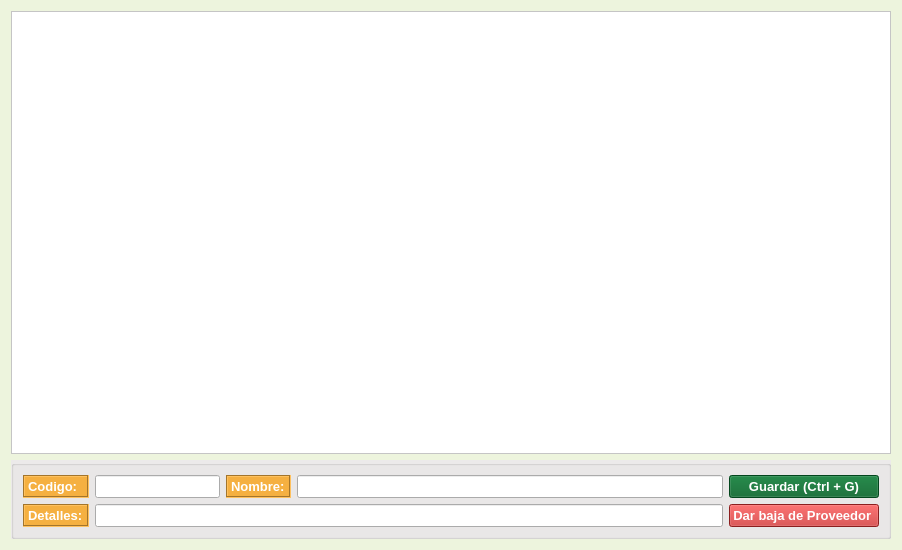
This is gui/listas/listaProveedores.ui in shae-ra/sindicato as Qt 5 draws it before an edit. The edited form follows.
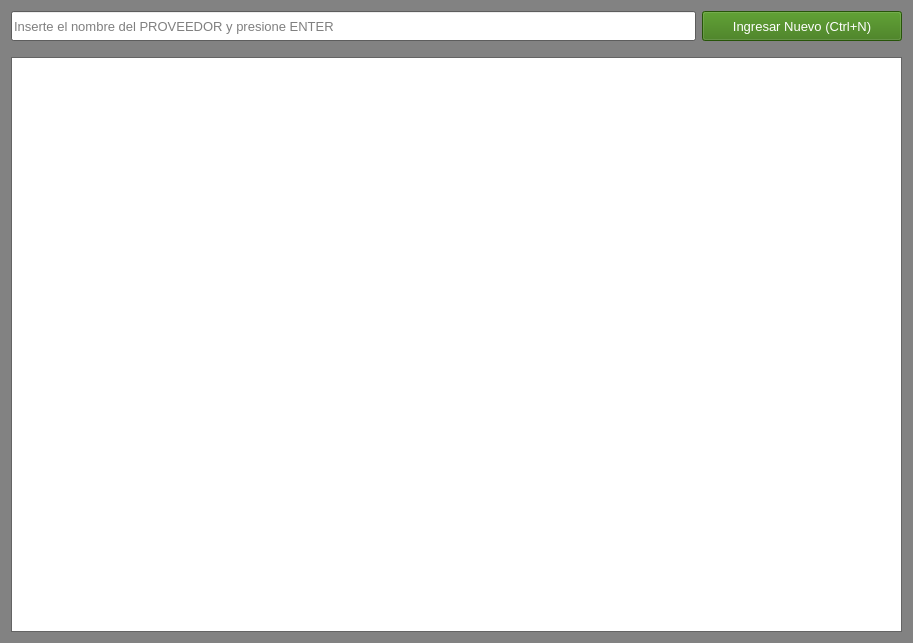
This is the edited form. Icons and pictures are not drawn.

```diff
--- a/gui/listas/listaProveedores.ui
+++ b/gui/listas/listaProveedores.ui
@@ -6,8 +6,8 @@
    <rect>
     <x>0</x>
     <y>0</y>
-    <width>902</width>
-    <height>550</height>
+    <width>913</width>
+    <height>643</height>
    </rect>
   </property>
   <property name="palette">
@@ -25,45 +25,45 @@
      <colorrole role="Button">
       <brush brushstyle="SolidPattern">
        <color alpha="255">
-        <red>237</red>
-        <green>244</green>
-        <blue>221</blue>
+        <red>130</red>
+        <green>130</green>
+        <blue>130</blue>
        </color>
       </brush>
      </colorrole>
      <colorrole role="Light">
       <brush brushstyle="SolidPattern">
        <color alpha="255">
-        <red>255</red>
-        <green>255</green>
-        <blue>255</blue>
+        <red>195</red>
+        <green>195</green>
+        <blue>195</blue>
        </color>
       </brush>
      </colorrole>
      <colorrole role="Midlight">
       <brush brushstyle="SolidPattern">
        <color alpha="255">
-        <red>246</red>
-        <green>249</green>
-        <blue>238</blue>
+        <red>162</red>
+        <green>162</green>
+        <blue>162</blue>
        </color>
       </brush>
      </colorrole>
      <colorrole role="Dark">
       <brush brushstyle="SolidPattern">
        <color alpha="255">
-        <red>118</red>
-        <green>122</green>
-        <blue>110</blue>
+        <red>65</red>
+        <green>65</green>
+        <blue>65</blue>
        </color>
       </brush>
      </colorrole>
      <colorrole role="Mid">
       <brush brushstyle="SolidPattern">
        <color alpha="255">
-        <red>158</red>
-        <green>163</green>
-        <blue>147</blue>
+        <red>87</red>
+        <green>87</green>
+        <blue>87</blue>
        </color>
       </brush>
      </colorrole>
@@ -106,9 +106,9 @@
      <colorrole role="Window">
       <brush brushstyle="SolidPattern">
        <color alpha="255">
-        <red>237</red>
-        <green>244</green>
-        <blue>221</blue>
+        <red>130</red>
+        <green>130</green>
+        <blue>130</blue>
        </color>
       </brush>
      </colorrole>
@@ -124,9 +124,9 @@
      <colorrole role="AlternateBase">
       <brush brushstyle="SolidPattern">
        <color alpha="255">
-        <red>246</red>
-        <green>249</green>
-        <blue>238</blue>
+        <red>192</red>
+        <green>192</green>
+        <blue>192</blue>
        </color>
       </brush>
      </colorrole>
@@ -162,45 +162,45 @@
      <colorrole role="Button">
       <brush brushstyle="SolidPattern">
        <color alpha="255">
-        <red>237</red>
-        <green>244</green>
-        <blue>221</blue>
+        <red>130</red>
+        <green>130</green>
+        <blue>130</blue>
        </color>
       </brush>
      </colorrole>
      <colorrole role="Light">
       <brush brushstyle="SolidPattern">
        <color alpha="255">
-        <red>255</red>
-        <green>255</green>
-        <blue>255</blue>
+        <red>195</red>
+        <green>195</green>
+        <blue>195</blue>
        </color>
       </brush>
      </colorrole>
      <colorrole role="Midlight">
       <brush brushstyle="SolidPattern">
        <color alpha="255">
-        <red>246</red>
-        <green>249</green>
-        <blue>238</blue>
+        <red>162</red>
+        <green>162</green>
+        <blue>162</blue>
        </color>
       </brush>
      </colorrole>
      <colorrole role="Dark">
       <brush brushstyle="SolidPattern">
        <color alpha="255">
-        <red>118</red>
-        <green>122</green>
-        <blue>110</blue>
+        <red>65</red>
+        <green>65</green>
+        <blue>65</blue>
        </color>
       </brush>
      </colorrole>
      <colorrole role="Mid">
       <brush brushstyle="SolidPattern">
        <color alpha="255">
-        <red>158</red>
-        <green>163</green>
-        <blue>147</blue>
+        <red>87</red>
+        <green>87</green>
+        <blue>87</blue>
        </color>
       </brush>
      </colorrole>
@@ -243,9 +243,9 @@
      <colorrole role="Window">
       <brush brushstyle="SolidPattern">
        <color alpha="255">
-        <red>237</red>
-        <green>244</green>
-        <blue>221</blue>
+        <red>130</red>
+        <green>130</green>
+        <blue>130</blue>
        </color>
       </brush>
      </colorrole>
@@ -261,9 +261,9 @@
      <colorrole role="AlternateBase">
       <brush brushstyle="SolidPattern">
        <color alpha="255">
-        <red>246</red>
-        <green>249</green>
-        <blue>238</blue>
+        <red>192</red>
+        <green>192</green>
+        <blue>192</blue>
        </color>
       </brush>
      </colorrole>
@@ -290,63 +290,63 @@
      <colorrole role="WindowText">
       <brush brushstyle="SolidPattern">
        <color alpha="255">
-        <red>118</red>
-        <green>122</green>
-        <blue>110</blue>
+        <red>65</red>
+        <green>65</green>
+        <blue>65</blue>
        </color>
       </brush>
      </colorrole>
      <colorrole role="Button">
       <brush brushstyle="SolidPattern">
        <color alpha="255">
-        <red>237</red>
-        <green>244</green>
-        <blue>221</blue>
+        <red>130</red>
+        <green>130</green>
+        <blue>130</blue>
        </color>
       </brush>
      </colorrole>
      <colorrole role="Light">
       <brush brushstyle="SolidPattern">
        <color alpha="255">
-        <red>255</red>
-        <green>255</green>
-        <blue>255</blue>
+        <red>195</red>
+        <green>195</green>
+        <blue>195</blue>
        </color>
       </brush>
      </colorrole>
      <colorrole role="Midlight">
       <brush brushstyle="SolidPattern">
        <color alpha="255">
-        <red>246</red>
-        <green>249</green>
-        <blue>238</blue>
+        <red>162</red>
+        <green>162</green>
+        <blue>162</blue>
        </color>
       </brush>
      </colorrole>
      <colorrole role="Dark">
       <brush brushstyle="SolidPattern">
        <color alpha="255">
-        <red>118</red>
-        <green>122</green>
-        <blue>110</blue>
+        <red>65</red>
+        <green>65</green>
+        <blue>65</blue>
        </color>
       </brush>
      </colorrole>
      <colorrole role="Mid">
       <brush brushstyle="SolidPattern">
        <color alpha="255">
-        <red>158</red>
-        <green>163</green>
-        <blue>147</blue>
+        <red>87</red>
+        <green>87</green>
+        <blue>87</blue>
        </color>
       </brush>
      </colorrole>
      <colorrole role="Text">
       <brush brushstyle="SolidPattern">
        <color alpha="255">
-        <red>118</red>
-        <green>122</green>
-        <blue>110</blue>
+        <red>65</red>
+        <green>65</green>
+        <blue>65</blue>
        </color>
       </brush>
      </colorrole>
@@ -362,27 +362,27 @@
      <colorrole role="ButtonText">
       <brush brushstyle="SolidPattern">
        <color alpha="255">
-        <red>118</red>
-        <green>122</green>
-        <blue>110</blue>
+        <red>65</red>
+        <green>65</green>
+        <blue>65</blue>
        </color>
       </brush>
      </colorrole>
      <colorrole role="Base">
       <brush brushstyle="SolidPattern">
        <color alpha="255">
-        <red>237</red>
-        <green>244</green>
-        <blue>221</blue>
+        <red>130</red>
+        <green>130</green>
+        <blue>130</blue>
        </color>
       </brush>
      </colorrole>
      <colorrole role="Window">
       <brush brushstyle="SolidPattern">
        <color alpha="255">
-        <red>237</red>
-        <green>244</green>
-        <blue>221</blue>
+        <red>130</red>
+        <green>130</green>
+        <blue>130</blue>
        </color>
       </brush>
      </colorrole>
@@ -398,9 +398,9 @@
      <colorrole role="AlternateBase">
       <brush brushstyle="SolidPattern">
        <color alpha="255">
-        <red>237</red>
-        <green>244</green>
-        <blue>221</blue>
+        <red>130</red>
+        <green>130</green>
+        <blue>130</blue>
        </color>
       </brush>
      </colorrole>
@@ -428,708 +428,135 @@
   <property name="windowTitle">
    <string/>
   </property>
-  <layout class="QGridLayout" name="gridLayout_2" rowstretch="100,0">
+  <layout class="QGridLayout" name="gridLayout_4">
    <item row="0" column="0">
-    <widget class="QTableView" name="tbl_articulos">
-     <property name="palette">
-      <palette>
-       <active>
-        <colorrole role="WindowText">
-         <brush brushstyle="SolidPattern">
-          <color alpha="255">
-           <red>0</red>
-           <green>0</green>
-           <blue>0</blue>
-          </color>
-         </brush>
-        </colorrole>
-        <colorrole role="Button">
-         <brush brushstyle="SolidPattern">
-          <color alpha="255">
-           <red>255</red>
-           <green>255</green>
-           <blue>255</blue>
-          </color>
-         </brush>
-        </colorrole>
-        <colorrole role="Light">
-         <brush brushstyle="SolidPattern">
-          <color alpha="255">
-           <red>255</red>
-           <green>255</green>
-           <blue>255</blue>
-          </color>
-         </brush>
-        </colorrole>
-        <colorrole role="Midlight">
-         <brush brushstyle="SolidPattern">
-          <color alpha="255">
-           <red>255</red>
-           <green>255</green>
-           <blue>255</blue>
-          </color>
-         </brush>
-        </colorrole>
-        <colorrole role="Dark">
-         <brush brushstyle="SolidPattern">
-          <color alpha="255">
-           <red>127</red>
-           <green>127</green>
-           <blue>127</blue>
-          </color>
-         </brush>
-        </colorrole>
-        <colorrole role="Mid">
-         <brush brushstyle="SolidPattern">
-          <color alpha="255">
-           <red>170</red>
-           <green>170</green>
-           <blue>170</blue>
-          </color>
-         </brush>
-        </colorrole>
-        <colorrole role="Text">
-         <brush brushstyle="SolidPattern">
-          <color alpha="255">
-           <red>0</red>
-           <green>0</green>
-           <blue>0</blue>
-          </color>
-         </brush>
-        </colorrole>
-        <colorrole role="BrightText">
-         <brush brushstyle="SolidPattern">
-          <color alpha="255">
-           <red>255</red>
-           <green>255</green>
-           <blue>255</blue>
-          </color>
-         </brush>
-        </colorrole>
-        <colorrole role="ButtonText">
-         <brush brushstyle="SolidPattern">
-          <color alpha="255">
-           <red>0</red>
-           <green>0</green>
-           <blue>0</blue>
-          </color>
-         </brush>
-        </colorrole>
-        <colorrole role="Base">
-         <brush brushstyle="SolidPattern">
-          <color alpha="255">
-           <red>255</red>
-           <green>255</green>
-           <blue>255</blue>
-          </color>
-         </brush>
-        </colorrole>
-        <colorrole role="Window">
-         <brush brushstyle="SolidPattern">
-          <color alpha="255">
-           <red>255</red>
-           <green>255</green>
-           <blue>255</blue>
-          </color>
-         </brush>
-        </colorrole>
-        <colorrole role="Shadow">
-         <brush brushstyle="SolidPattern">
-          <color alpha="255">
-           <red>0</red>
-           <green>0</green>
-           <blue>0</blue>
-          </color>
-         </brush>
-        </colorrole>
-        <colorrole role="AlternateBase">
-         <brush brushstyle="SolidPattern">
-          <color alpha="255">
-           <red>255</red>
-           <green>255</green>
-           <blue>255</blue>
-          </color>
-         </brush>
-        </colorrole>
-        <colorrole role="ToolTipBase">
-         <brush brushstyle="SolidPattern">
-          <color alpha="255">
-           <red>255</red>
-           <green>255</green>
-           <blue>220</blue>
-          </color>
-         </brush>
-        </colorrole>
-        <colorrole role="ToolTipText">
-         <brush brushstyle="SolidPattern">
-          <color alpha="255">
-           <red>0</red>
-           <green>0</green>
-           <blue>0</blue>
-          </color>
-         </brush>
-        </colorrole>
-       </active>
-       <inactive>
-        <colorrole role="WindowText">
-         <brush brushstyle="SolidPattern">
-          <color alpha="255">
-           <red>0</red>
-           <green>0</green>
-           <blue>0</blue>
-          </color>
-         </brush>
-        </colorrole>
-        <colorrole role="Button">
-         <brush brushstyle="SolidPattern">
-          <color alpha="255">
-           <red>255</red>
-           <green>255</green>
-           <blue>255</blue>
-          </color>
-         </brush>
-        </colorrole>
-        <colorrole role="Light">
-         <brush brushstyle="SolidPattern">
-          <color alpha="255">
-           <red>255</red>
-           <green>255</green>
-           <blue>255</blue>
-          </color>
-         </brush>
-        </colorrole>
-        <colorrole role="Midlight">
-         <brush brushstyle="SolidPattern">
-          <color alpha="255">
-           <red>255</red>
-           <green>255</green>
-           <blue>255</blue>
-          </color>
-         </brush>
-        </colorrole>
-        <colorrole role="Dark">
-         <brush brushstyle="SolidPattern">
-          <color alpha="255">
-           <red>127</red>
-           <green>127</green>
-           <blue>127</blue>
-          </color>
-         </brush>
-        </colorrole>
-        <colorrole role="Mid">
-         <brush brushstyle="SolidPattern">
-          <color alpha="255">
-           <red>170</red>
-           <green>170</green>
-           <blue>170</blue>
-          </color>
-         </brush>
-        </colorrole>
-        <colorrole role="Text">
-         <brush brushstyle="SolidPattern">
-          <color alpha="255">
-           <red>0</red>
-           <green>0</green>
-           <blue>0</blue>
-          </color>
-         </brush>
-        </colorrole>
-        <colorrole role="BrightText">
-         <brush brushstyle="SolidPattern">
-          <color alpha="255">
-           <red>255</red>
-           <green>255</green>
-           <blue>255</blue>
-          </color>
-         </brush>
-        </colorrole>
-        <colorrole role="ButtonText">
-         <brush brushstyle="SolidPattern">
-          <color alpha="255">
-           <red>0</red>
-           <green>0</green>
-           <blue>0</blue>
-          </color>
-         </brush>
-        </colorrole>
-        <colorrole role="Base">
-         <brush brushstyle="SolidPattern">
-          <color alpha="255">
-           <red>255</red>
-           <green>255</green>
-           <blue>255</blue>
-          </color>
-         </brush>
-        </colorrole>
-        <colorrole role="Window">
-         <brush brushstyle="SolidPattern">
-          <color alpha="255">
-           <red>255</red>
-           <green>255</green>
-           <blue>255</blue>
-          </color>
-         </brush>
-        </colorrole>
-        <colorrole role="Shadow">
-         <brush brushstyle="SolidPattern">
-          <color alpha="255">
-           <red>0</red>
-           <green>0</green>
-           <blue>0</blue>
-          </color>
-         </brush>
-        </colorrole>
-        <colorrole role="AlternateBase">
-         <brush brushstyle="SolidPattern">
-          <color alpha="255">
-           <red>255</red>
-           <green>255</green>
-           <blue>255</blue>
-          </color>
-         </brush>
-        </colorrole>
-        <colorrole role="ToolTipBase">
-         <brush brushstyle="SolidPattern">
-          <color alpha="255">
-           <red>255</red>
-           <green>255</green>
-           <blue>220</blue>
-          </color>
-         </brush>
-        </colorrole>
-        <colorrole role="ToolTipText">
-         <brush brushstyle="SolidPattern">
-          <color alpha="255">
-           <red>0</red>
-           <green>0</green>
-           <blue>0</blue>
-          </color>
-         </brush>
-        </colorrole>
-       </inactive>
-       <disabled>
-        <colorrole role="WindowText">
-         <brush brushstyle="SolidPattern">
-          <color alpha="255">
-           <red>127</red>
-           <green>127</green>
-           <blue>127</blue>
-          </color>
-         </brush>
-        </colorrole>
-        <colorrole role="Button">
-         <brush brushstyle="SolidPattern">
-          <color alpha="255">
-           <red>255</red>
-           <green>255</green>
-           <blue>255</blue>
-          </color>
-         </brush>
-        </colorrole>
-        <colorrole role="Light">
-         <brush brushstyle="SolidPattern">
-          <color alpha="255">
-           <red>255</red>
-           <green>255</green>
-           <blue>255</blue>
-          </color>
-         </brush>
-        </colorrole>
-        <colorrole role="Midlight">
-         <brush brushstyle="SolidPattern">
-          <color alpha="255">
-           <red>255</red>
-           <green>255</green>
-           <blue>255</blue>
-          </color>
-         </brush>
-        </colorrole>
-        <colorrole role="Dark">
-         <brush brushstyle="SolidPattern">
-          <color alpha="255">
-           <red>127</red>
-           <green>127</green>
-           <blue>127</blue>
-          </color>
-         </brush>
-        </colorrole>
-        <colorrole role="Mid">
-         <brush brushstyle="SolidPattern">
-          <color alpha="255">
-           <red>170</red>
-           <green>170</green>
-           <blue>170</blue>
-          </color>
-         </brush>
-        </colorrole>
-        <colorrole role="Text">
-         <brush brushstyle="SolidPattern">
-          <color alpha="255">
-           <red>127</red>
-           <green>127</green>
-           <blue>127</blue>
-          </color>
-         </brush>
-        </colorrole>
-        <colorrole role="BrightText">
-         <brush brushstyle="SolidPattern">
-          <color alpha="255">
-           <red>255</red>
-           <green>255</green>
-           <blue>255</blue>
-          </color>
-         </brush>
-        </colorrole>
-        <colorrole role="ButtonText">
-         <brush brushstyle="SolidPattern">
-          <color alpha="255">
-           <red>127</red>
-           <green>127</green>
-           <blue>127</blue>
-          </color>
-         </brush>
-        </colorrole>
-        <colorrole role="Base">
-         <brush brushstyle="SolidPattern">
-          <color alpha="255">
-           <red>255</red>
-           <green>255</green>
-           <blue>255</blue>
-          </color>
-         </brush>
-        </colorrole>
-        <colorrole role="Window">
-         <brush brushstyle="SolidPattern">
-          <color alpha="255">
-           <red>255</red>
-           <green>255</green>
-           <blue>255</blue>
-          </color>
-         </brush>
-        </colorrole>
-        <colorrole role="Shadow">
-         <brush brushstyle="SolidPattern">
-          <color alpha="255">
-           <red>0</red>
-           <green>0</green>
-           <blue>0</blue>
-          </color>
-         </brush>
-        </colorrole>
-        <colorrole role="AlternateBase">
-         <brush brushstyle="SolidPattern">
-          <color alpha="255">
-           <red>255</red>
-           <green>255</green>
-           <blue>255</blue>
-          </color>
-         </brush>
-        </colorrole>
-        <colorrole role="ToolTipBase">
-         <brush brushstyle="SolidPattern">
-          <color alpha="255">
-           <red>255</red>
-           <green>255</green>
-           <blue>220</blue>
-          </color>
-         </brush>
-        </colorrole>
-        <colorrole role="ToolTipText">
-         <brush brushstyle="SolidPattern">
-          <color alpha="255">
-           <red>0</red>
-           <green>0</green>
-           <blue>0</blue>
-          </color>
-         </brush>
-        </colorrole>
-       </disabled>
-      </palette>
-     </property>
-     <property name="font">
-      <font>
-       <family>MS Shell Dlg 2</family>
-       <pointsize>10</pointsize>
-       <weight>75</weight>
-       <bold>true</bold>
-      </font>
-     </property>
-     <property name="tabKeyNavigation">
-      <bool>false</bool>
-     </property>
-     <property name="selectionBehavior">
-      <enum>QAbstractItemView::SelectRows</enum>
-     </property>
-     <attribute name="horizontalHeaderShowSortIndicator" stdset="0">
-      <bool>true</bool>
-     </attribute>
-     <attribute name="verticalHeaderVisible">
-      <bool>false</bool>
-     </attribute>
-    </widget>
-   </item>
-   <item row="1" column="0">
-    <widget class="QGroupBox" name="groupBox">
-     <property name="styleSheet">
-      <string notr="true">#groupBox{
-background-color: #ECEAEA;
-}</string>
-     </property>
-     <property name="title">
-      <string/>
-     </property>
-     <layout class="QGridLayout" name="gridLayout">
-      <item row="0" column="1" colspan="2">
-       <widget class="QLineEdit" name="lineEdit_3">
-        <property name="sizePolicy">
-         <sizepolicy hsizetype="Expanding" vsizetype="Expanding">
-          <horstretch>0</horstretch>
-          <verstretch>0</verstretch>
-         </sizepolicy>
-        </property>
-        <property name="font">
-         <font>
-          <family>MS Shell Dlg 2</family>
-          <pointsize>10</pointsize>
-          <weight>75</weight>
-          <bold>true</bold>
-         </font>
-        </property>
-       </widget>
-      </item>
-      <item row="0" column="0">
-       <widget class="QLabel" name="label_6">
-        <property name="sizePolicy">
-         <sizepolicy hsizetype="Preferred" vsizetype="Expanding">
-          <horstretch>0</horstretch>
-          <verstretch>0</verstretch>
-         </sizepolicy>
-        </property>
-        <property name="font">
-         <font>
-          <family>MS Shell Dlg 2</family>
-          <pointsize>10</pointsize>
-          <weight>75</weight>
-          <bold>true</bold>
-         </font>
-        </property>
-        <property name="styleSheet">
-         <string notr="true">#label_6{
-background-color:#F5B041 ;
-color: #FFFFFF ;
-}</string>
-        </property>
-        <property name="frameShape">
-         <enum>QFrame::Box</enum>
-        </property>
-        <property name="frameShadow">
-         <enum>QFrame::Sunken</enum>
-        </property>
-        <property name="text">
-         <string>Codigo:</string>
-        </property>
-       </widget>
-      </item>
-      <item row="0" column="3">
-       <widget class="QLabel" name="label_7">
-        <property name="font">
-         <font>
-          <family>MS Shell Dlg 2</family>
-          <pointsize>10</pointsize>
-          <weight>75</weight>
-          <bold>true</bold>
-         </font>
-        </property>
-        <property name="styleSheet">
-         <string notr="true">#label_7{
-background-color:#F5B041 ;
-color: #FFFFFF ;
-}</string>
-        </property>
-        <property name="frameShape">
-         <enum>QFrame::Box</enum>
-        </property>
-        <property name="frameShadow">
-         <enum>QFrame::Sunken</enum>
-        </property>
-        <property name="text">
-         <string>Nombre:</string>
-        </property>
-       </widget>
-      </item>
-      <item row="0" column="4">
-       <widget class="QLineEdit" name="lineEdit_6">
-        <property name="sizePolicy">
-         <sizepolicy hsizetype="Expanding" vsizetype="Expanding">
-          <horstretch>0</horstretch>
-          <verstretch>0</verstretch>
-         </sizepolicy>
-        </property>
-        <property name="font">
-         <font>
-          <family>MS Shell Dlg 2</family>
-          <pointsize>10</pointsize>
-          <weight>75</weight>
-          <bold>true</bold>
-         </font>
-        </property>
-       </widget>
-      </item>
-      <item row="1" column="0">
-       <widget class="QLabel" name="label_8">
-        <property name="sizePolicy">
-         <sizepolicy hsizetype="Preferred" vsizetype="Expanding">
-          <horstretch>0</horstretch>
-          <verstretch>0</verstretch>
-         </sizepolicy>
-        </property>
-        <property name="font">
-         <font>
-          <family>MS Shell Dlg 2</family>
-          <pointsize>10</pointsize>
-          <weight>75</weight>
-          <bold>true</bold>
-         </font>
-        </property>
-        <property name="styleSheet">
-         <string notr="true">#label_8{
-background-color:#F5B041 ;
-color: #FFFFFF ;
-}</string>
-        </property>
-        <property name="frameShape">
-         <enum>QFrame::Box</enum>
-        </property>
-        <property name="frameShadow">
-         <enum>QFrame::Sunken</enum>
-        </property>
-        <property name="text">
-         <string>Detalles:</string>
-        </property>
-       </widget>
-      </item>
-      <item row="1" column="1" colspan="4">
-       <widget class="QLineEdit" name="lineEdit_7">
-        <property name="sizePolicy">
-         <sizepolicy hsizetype="Expanding" vsizetype="Expanding">
-          <horstretch>0</horstretch>
-          <verstretch>0</verstretch>
-         </sizepolicy>
-        </property>
-        <property name="font">
-         <font>
-          <family>MS Shell Dlg 2</family>
-          <pointsize>10</pointsize>
-          <weight>75</weight>
-          <bold>true</bold>
-         </font>
-        </property>
-       </widget>
-      </item>
-      <item row="0" column="5">
-       <widget class="QPushButton" name="btn_guardar">
-        <property name="sizePolicy">
-         <sizepolicy hsizetype="Fixed" vsizetype="Fixed">
-          <horstretch>0</horstretch>
-          <verstretch>0</verstretch>
-         </sizepolicy>
-        </property>
-        <property name="maximumSize">
-         <size>
-          <width>242</width>
-          <height>200</height>
-         </size>
-        </property>
-        <property name="font">
-         <font>
-          <family>MS Shell Dlg 2</family>
-          <pointsize>10</pointsize>
-          <weight>75</weight>
-          <bold>true</bold>
-         </font>
-        </property>
-        <property name="styleSheet">
-         <string notr="true">#btn_guardar{
-background-color:#046228;
-color: #ffffff
+    <layout class="QGridLayout" name="gridLayout_2" rowstretch="5,0,95">
+     <item row="1" column="0" colspan="2">
+      <spacer name="horizontalSpacer">
+       <property name="orientation">
+        <enum>Qt::Horizontal</enum>
+       </property>
+       <property name="sizeHint" stdset="0">
+        <size>
+         <width>40</width>
+         <height>10</height>
+        </size>
+       </property>
+      </spacer>
+     </item>
+     <item row="2" column="0" colspan="2">
+      <widget class="QTableView" name="tbl_articulos">
+       <property name="font">
+        <font>
+         <family>MS Shell Dlg 2</family>
+         <pointsize>10</pointsize>
+         <weight>75</weight>
+         <bold>true</bold>
+        </font>
+       </property>
+       <property name="tabKeyNavigation">
+        <bool>false</bool>
+       </property>
+       <property name="selectionBehavior">
+        <enum>QAbstractItemView::SelectRows</enum>
+       </property>
+       <attribute name="horizontalHeaderShowSortIndicator" stdset="0">
+        <bool>true</bool>
+       </attribute>
+       <attribute name="verticalHeaderVisible">
+        <bool>false</bool>
+       </attribute>
+      </widget>
+     </item>
+     <item row="0" column="1">
+      <widget class="QPushButton" name="btn_nuevo">
+       <property name="sizePolicy">
+        <sizepolicy hsizetype="Expanding" vsizetype="Fixed">
+         <horstretch>0</horstretch>
+         <verstretch>0</verstretch>
+        </sizepolicy>
+       </property>
+       <property name="maximumSize">
+        <size>
+         <width>200</width>
+         <height>200</height>
+        </size>
+       </property>
+       <property name="font">
+        <font>
+         <family>MS Shell Dlg 2</family>
+         <pointsize>10</pointsize>
+         <weight>50</weight>
+         <bold>false</bold>
+        </font>
+       </property>
+       <property name="styleSheet">
+        <string notr="true">#btn_nuevo{
+background-color:#37760D;
+color: #FFFFFF;
 }
 
 #btn_guardar:hover{
 background-color:#149144;
 }
-</string>
-        </property>
-        <property name="text">
-         <string>Guardar (Ctrl + G)</string>
-        </property>
-        <property name="icon">
-         <iconset>
-          <normaloff>../iconos/apply.ico</normaloff>../iconos/apply.ico</iconset>
-        </property>
-        <property name="iconSize">
-         <size>
-          <width>30</width>
-          <height>30</height>
-         </size>
-        </property>
-        <property name="shortcut">
-         <string>Ctrl+N</string>
-        </property>
-       </widget>
-      </item>
-      <item row="1" column="5">
-       <widget class="QPushButton" name="btn_eliminar">
-        <property name="sizePolicy">
-         <sizepolicy hsizetype="Fixed" vsizetype="Fixed">
-          <horstretch>0</horstretch>
-          <verstretch>0</verstretch>
-         </sizepolicy>
-        </property>
-        <property name="maximumSize">
-         <size>
-          <width>285</width>
-          <height>200</height>
-         </size>
-        </property>
-        <property name="font">
-         <font>
-          <family>MS Shell Dlg 2</family>
-          <pointsize>10</pointsize>
-          <weight>75</weight>
-          <bold>true</bold>
-         </font>
-        </property>
-        <property name="styleSheet">
-         <string notr="true">#btn_eliminar{
-background-color:#C42B2B;
-color: #ffffff
-}
 
 #btn_eliminar:hover{
 background-color:#CB3737;
 }
 </string>
-        </property>
-        <property name="text">
-         <string>Dar baja de Proveedor </string>
-        </property>
-        <property name="icon">
-         <iconset>
-          <normaloff>../iconos/delete.ico</normaloff>../iconos/delete.ico</iconset>
-        </property>
-        <property name="iconSize">
-         <size>
-          <width>30</width>
-          <height>30</height>
-         </size>
-        </property>
-        <property name="shortcut">
-         <string>Ctrl+N</string>
-        </property>
-       </widget>
-      </item>
-     </layout>
-    </widget>
+       </property>
+       <property name="text">
+        <string>Ingresar Nuevo (Ctrl+N)</string>
+       </property>
+       <property name="icon">
+        <iconset>
+         <normaloff>../iconos/down.ico</normaloff>../iconos/down.ico</iconset>
+       </property>
+       <property name="iconSize">
+        <size>
+         <width>30</width>
+         <height>30</height>
+        </size>
+       </property>
+       <property name="shortcut">
+        <string>Ctrl+N</string>
+       </property>
+      </widget>
+     </item>
+     <item row="0" column="0">
+      <widget class="QLineEdit" name="ln_buscar">
+       <property name="sizePolicy">
+        <sizepolicy hsizetype="Expanding" vsizetype="Expanding">
+         <horstretch>0</horstretch>
+         <verstretch>0</verstretch>
+        </sizepolicy>
+       </property>
+       <property name="font">
+        <font>
+         <family>MS Shell Dlg 2</family>
+         <pointsize>10</pointsize>
+         <weight>50</weight>
+         <bold>false</bold>
+        </font>
+       </property>
+       <property name="mouseTracking">
+        <bool>false</bool>
+       </property>
+       <property name="text">
+        <string/>
+       </property>
+       <property name="frame">
+        <bool>true</bool>
+       </property>
+       <property name="placeholderText">
+        <string>Inserte el nombre del PROVEEDOR y presione ENTER</string>
+       </property>
+       <property name="clearButtonEnabled">
+        <bool>true</bool>
+       </property>
+      </widget>
+     </item>
+    </layout>
    </item>
   </layout>
  </widget>
```
Left out of the diff: 10 changed lines with no effect on the pictures.
